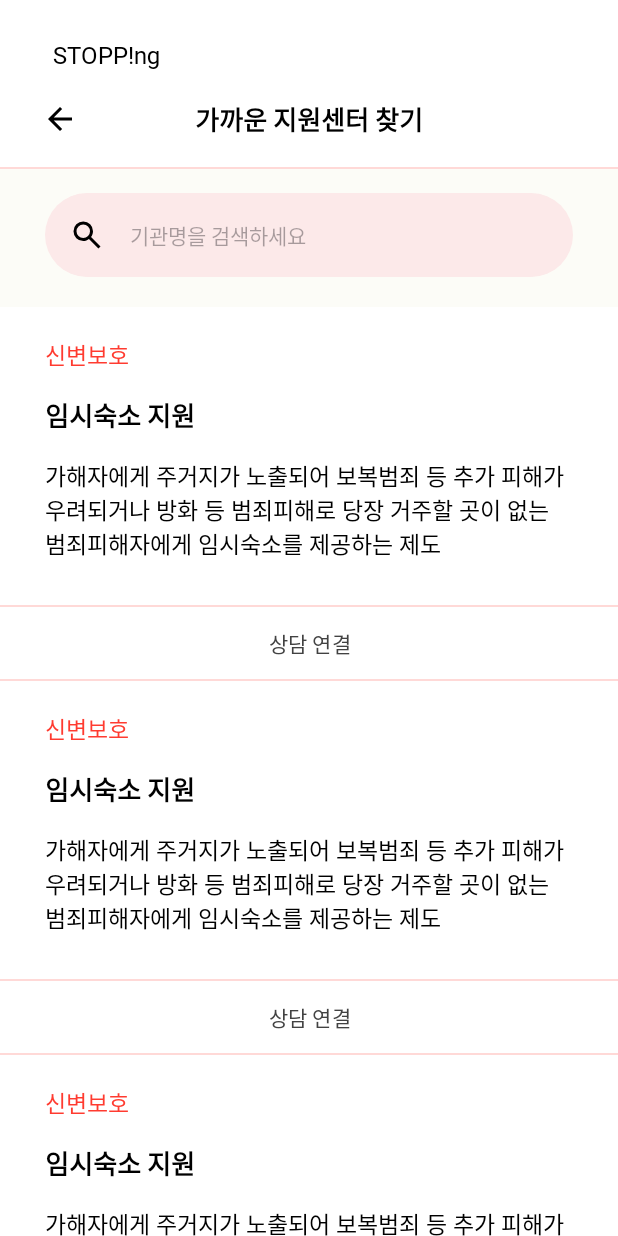
After one commit to lovelhee/Stopping, an Android app: the layout activity_chat.xml on its own in the app's theme, with its tools: preview values and no code run, on a phone screen of 412 x 824 dp. The commit adds this screen. Run offline under Robolectric (Android 15) with nearby library versions, the phone set to English and light mode, and no system bars.

Commit message:
feat: config place

```diff
--- /dev/null
+++ b/src/main/java/com/example/stopping/chat/ChatActivity.kt
@@ -0,0 +1,58 @@
+package com.example.stopping.chat
+
+import android.os.Bundle
+import android.text.Editable
+import android.text.TextWatcher
+import android.widget.EditText
+import androidx.activity.enableEdgeToEdge
+import androidx.appcompat.app.AppCompatActivity
+import androidx.core.view.ViewCompat
+import androidx.core.view.WindowInsetsCompat
+import androidx.recyclerview.widget.LinearLayoutManager
+import androidx.recyclerview.widget.RecyclerView
+import com.example.stopping.R
+
+class ChatActivity : AppCompatActivity() {
+
+    private lateinit var adapter: PlaceInfoAdapter
+    private lateinit var placeList: List<PlaceInfo>
+
+    override fun onCreate(savedInstanceState: Bundle?) {
+        super.onCreate(savedInstanceState)
+        setContentView(R.layout.activity_chat)
+
+        placeList = listOf(
+            PlaceInfo("피해자지원 전담 경찰관", "밀양", "경남 밀양시 상남면 밀양대로 1545 밀양경찰서 수사과 수사지원팀", "0553500201"),
+            PlaceInfo("피해자 지원실", "창원지방검찰청밀양지청", "(우)50424 경상남도 밀양시 밀양대로 1993-20", "0553504564"),
+            PlaceInfo("범죄피해자지원센터", "밀양・창녕 범죄피해자지원센터", "경남 밀양시 밀양대로 1993-20 창원지방검찰청 밀양지청 21호", "0553568272"),
+            PlaceInfo("성폭력상담소", "밀양시성가족상담소", "경남 밀양시 중앙로 268 (삼문동, 여성회관)", "0553911366"),
+            PlaceInfo("대한법률구조공단", "대한법률구조공단 밀양출장소", "504-19 경남 밀양시 시청서길 15, 화승빌딩 (구, 송림빌딩 4층)", "0553565131")
+        )
+
+        adapter = PlaceInfoAdapter(placeList)
+        val recyclerView = findViewById<RecyclerView>(R.id.recyclerInfo)
+        recyclerView.adapter = adapter
+        recyclerView.layoutManager = LinearLayoutManager(this)
+
+        val searchEdit = findViewById<EditText>(R.id.etSearch)
+
+        searchEdit.addTextChangedListener(object : TextWatcher {
+            override fun afterTextChanged(s: Editable?) {
+                val query = s.toString().trim()
+                val filtered = placeList.filter { place ->
+                    place.title.contains(query, ignoreCase = true)
+                }
+                adapter.filterList(filtered)
+            }
+
+            override fun beforeTextChanged(s: CharSequence?, start: Int, count: Int, after: Int) {
+                // 생략 가능
+            }
+
+            override fun onTextChanged(s: CharSequence?, start: Int, before: Int, count: Int) {
+                // 생략 가능
+            }
+        })
+
+    }
+}
--- /dev/null
+++ b/src/main/java/com/example/stopping/chat/PlaceInfo.kt
@@ -0,0 +1,8 @@
+package com.example.stopping.chat
+
+data class PlaceInfo(
+    val category: String,
+    val title: String,
+    val place: String,
+    val phone: String
+)
--- /dev/null
+++ b/src/main/java/com/example/stopping/chat/PlaceInfoAdapter.kt
@@ -0,0 +1,49 @@
+package com.example.stopping.chat
+
+import android.content.Intent
+import android.net.Uri
+import android.view.LayoutInflater
+import android.view.View
+import android.view.ViewGroup
+import android.widget.Button
+import android.widget.TextView
+import androidx.recyclerview.widget.RecyclerView
+import com.example.stopping.R
+
+class PlaceInfoAdapter(
+    private var itemList: List<PlaceInfo>
+) : RecyclerView.Adapter<PlaceInfoAdapter.ViewHolder>() {
+
+    inner class ViewHolder(itemView: View) : RecyclerView.ViewHolder(itemView) {
+        val tvCategory: TextView = itemView.findViewById(R.id.tvCategory)
+        val tvTitle: TextView = itemView.findViewById(R.id.tvTitle)
+        val tvPlace: TextView = itemView.findViewById(R.id.tvPlace)
+        val btnAsk: Button = itemView.findViewById(R.id.btnAsk)
+
+        fun bind(info: PlaceInfo) {
+            tvCategory.text = info.category
+            tvTitle.text = info.title
+            tvPlace.text = info.place
+            btnAsk.setOnClickListener {
+                val intent = Intent(Intent.ACTION_DIAL, Uri.parse("tel:${info.phone}"))
+                it.context.startActivity(intent)
+            }
+        }
+    }
+
+    override fun onCreateViewHolder(parent: ViewGroup, viewType: Int): ViewHolder {
+        val view = LayoutInflater.from(parent.context).inflate(R.layout.item_place_info, parent, false)
+        return ViewHolder(view)
+    }
+
+    override fun getItemCount(): Int = itemList.size
+
+    override fun onBindViewHolder(holder: ViewHolder, position: Int) {
+        holder.bind(itemList[position])
+    }
+
+    fun filterList(filteredList: List<PlaceInfo>) {
+        itemList = filteredList
+        notifyDataSetChanged()
+    }
+}
--- a/src/main/java/com/example/stopping/home/HomeActivity.kt
+++ b/src/main/java/com/example/stopping/home/HomeActivity.kt
@@ -6,12 +6,14 @@ import android.text.Html
 import android.text.SpannableString
 import android.text.style.UnderlineSpan
 import android.view.View
+import android.widget.FrameLayout
 import android.widget.TextView
 import androidx.activity.enableEdgeToEdge
 import androidx.appcompat.app.AppCompatActivity
 import androidx.core.view.ViewCompat
 import androidx.core.view.WindowInsetsCompat
 import com.example.stopping.R
+import com.example.stopping.chat.ChatActivity
 import com.example.stopping.input.InputFirstActivity
 import com.example.stopping.personal.PersonalInfoActivity
 import com.example.stopping.type.TypeActivity
@@ -32,6 +34,12 @@ class HomeActivity : AppCompatActivity() {
             "STOPP<font color='#E48181'>!</font>ng",
             Html.FROM_HTML_MODE_LEGACY
         )
+
+        val layoutChat = findViewById<FrameLayout>(R.id.layoutChat)
+        layoutChat.setOnClickListener {
+            val intent = Intent(this, ChatActivity::class.java)
+            startActivity(intent)
+        }
 
         val tvNews = findViewById<TextView>(R.id.tvNews)
         val dailyNews = "존 레논, 잔니 베르사체도 당한 스토킹... 피해자 보호는 어떻게?"
--- /dev/null
+++ b/src/main/res/drawable/icon_search.xml
@@ -0,0 +1,9 @@
+<vector xmlns:android="http://schemas.android.com/apk/res/android"
+    android:width="24dp"
+    android:height="24dp"
+    android:viewportWidth="960"
+    android:viewportHeight="960">
+  <path
+      android:pathData="M784,840 L532,588q-30,24 -69,38t-83,14q-109,0 -184.5,-75.5T120,380q0,-109 75.5,-184.5T380,120q109,0 184.5,75.5T640,380q0,44 -14,83t-38,69l252,252 -56,56ZM380,560q75,0 127.5,-52.5T560,380q0,-75 -52.5,-127.5T380,200q-75,0 -127.5,52.5T200,380q0,75 52.5,127.5T380,560Z"
+      android:fillColor="#000000"/>
+</vector>
--- /dev/null
+++ b/src/main/res/drawable/rounded_more_pink_btn.xml
@@ -0,0 +1,7 @@
+<?xml version="1.0" encoding="utf-8"?>
+<shape xmlns:android="http://schemas.android.com/apk/res/android"
+    android:shape="rectangle">
+
+    <solid android:color="#FCE9E9" />
+    <corners android:radius="30dp" />
+</shape>
--- /dev/null
+++ b/src/main/res/layout/activity_chat.xml
@@ -0,0 +1,104 @@
+<?xml version="1.0" encoding="utf-8"?>
+<androidx.core.widget.NestedScrollView xmlns:android="http://schemas.android.com/apk/res/android"
+    xmlns:app="http://schemas.android.com/apk/res-auto"
+    xmlns:tools="http://schemas.android.com/tools"
+    android:layout_width="match_parent"
+    android:layout_height="match_parent"
+    android:fillViewport="true"
+    tools:context=".chat.ChatActivity">
+
+    <androidx.constraintlayout.widget.ConstraintLayout
+        android:id="@+id/main"
+        android:layout_width="match_parent"
+        android:background="#FCFCF7"
+        android:layout_height="wrap_content">
+
+        <LinearLayout
+            android:id="@+id/layoutLogo"
+            app:layout_constraintTop_toTopOf="parent"
+            android:layout_width="match_parent"
+            android:layout_height="wrap_content"
+            android:orientation="horizontal"
+            android:background="@color/white"
+            app:layout_constraintStart_toStartOf="parent">
+
+            <TextView
+                android:id="@+id/tvLogo"
+                android:layout_width="wrap_content"
+                android:layout_height="wrap_content"
+                android:textColor="@color/black"
+                android:fontFamily="@font/hakgyoansim_gureum"
+                app:layout_constraintTop_toTopOf="parent"
+                android:text="STOPP!ng"
+                android:textSize="16sp"
+                android:layout_marginTop="25dp"
+                android:background="@color/white"
+                android:layout_marginStart="35dp" />
+
+        </LinearLayout>
+
+        <androidx.appcompat.widget.Toolbar
+            android:id="@+id/toolbar"
+            android:background="@color/white"
+            app:layout_constraintTop_toBottomOf="@+id/layoutLogo"
+            android:orientation="horizontal"
+            android:layout_width="match_parent"
+            android:layout_height="wrap_content">
+
+            <ImageButton
+                android:layout_width="wrap_content"
+                android:layout_height="wrap_content"
+                android:src="@drawable/icon_back"
+                android:backgroundTint="@color/white"/>
+
+            <TextView
+                android:layout_width="wrap_content"
+                android:layout_height="wrap_content"
+                android:text="가까운 지원센터 찾기"
+                android:layout_gravity="center"
+                android:textSize="17sp"
+                android:textStyle="bold"
+                android:textColor="@color/black"/>
+
+        </androidx.appcompat.widget.Toolbar>
+
+        <View
+            android:id="@+id/viewLine"
+            android:layout_width="match_parent"
+            android:layout_height="1dp"
+            android:background="#FFD9D7"
+            app:layout_constraintTop_toBottomOf="@id/toolbar"
+            app:layout_constraintStart_toStartOf="parent"
+            app:layout_constraintEnd_toEndOf="parent"/>
+
+        <EditText
+            android:id="@+id/etSearch"
+            android:layout_width="0dp"
+            android:layout_height="wrap_content"
+            android:hint="     기관명을 검색하세요"
+            android:padding="16dp"
+            android:background="@drawable/rounded_more_pink_btn"
+            android:drawableStart="@drawable/icon_search"
+            android:textColor="@color/black"
+            android:textSize="14sp"
+            app:layout_constraintTop_toBottomOf="@id/viewLine"
+            app:layout_constraintStart_toStartOf="parent"
+            app:layout_constraintEnd_toEndOf="parent"
+            android:layout_marginTop="16dp"
+            android:layout_marginHorizontal="30dp"/>
+
+
+        <androidx.recyclerview.widget.RecyclerView
+            tools:listitem="@layout/item_place_info"
+            tools:layoutManager="LinearLayoutManager"
+            tools:itemCount="3"
+            android:layout_marginTop="20dp"
+            android:layout_width="match_parent"
+            android:layout_height="wrap_content"
+            app:layout_constraintStart_toStartOf="parent"
+            app:layout_constraintEnd_toEndOf="parent"
+            app:layout_constraintTop_toBottomOf="@+id/etSearch"
+            android:id="@+id/recyclerInfo"/>
+
+    </androidx.constraintlayout.widget.ConstraintLayout>
+</androidx.core.widget.NestedScrollView>
--- /dev/null
+++ b/src/main/res/layout/item_place_info.xml
@@ -0,0 +1,88 @@
+<?xml version="1.0" encoding="utf-8"?>
+<androidx.constraintlayout.widget.ConstraintLayout xmlns:android="http://schemas.android.com/apk/res/android"
+    android:layout_width="match_parent"
+    xmlns:tools="http://schemas.android.com/tools"
+    xmlns:app="http://schemas.android.com/apk/res-auto"
+    android:background="@color/white"
+    android:layout_height="wrap_content">
+
+    <TextView
+        android:id="@+id/tvCategory"
+        android:layout_width="wrap_content"
+        android:layout_height="wrap_content"
+        android:text="신변보호"
+        android:textSize="15sp"
+        android:textColor="#FF3B30"
+        android:layout_marginTop="20dp"
+        android:layout_marginStart="30dp"
+        app:layout_constraintStart_toStartOf="parent"
+        app:layout_constraintTop_toTopOf="parent"/>
+
+    <TextView
+        android:id="@+id/tvTitle"
+        android:layout_width="wrap_content"
+        android:layout_height="wrap_content"
+        app:layout_constraintStart_toStartOf="parent"
+        app:layout_constraintTop_toBottomOf="@+id/tvCategory"
+        android:text="임시숙소 지원"
+        android:textSize="17sp"
+        android:textStyle="bold"
+        android:textColor="@color/black"
+        android:layout_marginTop="15dp"
+        android:layout_marginStart="30dp"/>
+
+    <TextView
+        android:id="@+id/tvPlace"
+        android:layout_width="match_parent"
+        android:layout_height="wrap_content"
+        app:layout_constraintStart_toStartOf="parent"
+        app:layout_constraintEnd_toEndOf="parent"
+        android:gravity="start"
+        android:layout_marginEnd="30dp"
+        app:layout_constraintTop_toBottomOf="@+id/tvTitle"
+        android:text="가해자에게 주거지가 노출되어 보복범죄 등 추가 피해가 우려되거나 방화 등 범죄피해로 당장 거주할 곳이 없는 범죄피해자에게 임시숙소를 제공하는 제도"
+        android:textSize="15sp"
+        android:textColor="@color/black"
+        android:layout_marginTop="15dp"
+        android:layout_marginStart="30dp"/>
+
+    <View
+        android:id="@+id/viewLine"
+        android:layout_width="match_parent"
+        android:layout_height="1dp"
+        android:background="#FFD9D7"
+        android:layout_marginTop="30dp"
+        app:layout_constraintTop_toBottomOf="@id/tvPlace"
+        app:layout_constraintStart_toStartOf="parent"
+        app:layout_constraintEnd_toEndOf="parent"/>
+
+    <LinearLayout
+        android:id="@+id/layoutBtn"
+        android:layout_width="match_parent"
+        android:layout_height="wrap_content"
+        app:layout_constraintStart_toStartOf="parent"
+        app:layout_constraintEnd_toEndOf="parent"
+        android:orientation="horizontal"
+        app:layout_constraintTop_toBottomOf="@id/viewLine">
+
+        <Button
+            android:id="@+id/btnAsk"
+            android:layout_width="0dp"
+            android:layout_height="wrap_content"
+            android:backgroundTint="@color/white"
+            android:text="상담 연결"
+            android:textColor="#424242"
+            android:layout_weight="1"/>
+
+
+    </LinearLayout>
+
+    <View
+        android:layout_width="match_parent"
+        android:layout_height="1dp"
+        android:background="#FFD9D7"
+        app:layout_constraintTop_toBottomOf="@id/layoutBtn"
+        app:layout_constraintStart_toStartOf="parent"
+        app:layout_constraintEnd_toEndOf="parent"/>
+
+</androidx.constraintlayout.widget.ConstraintLayout>
```
